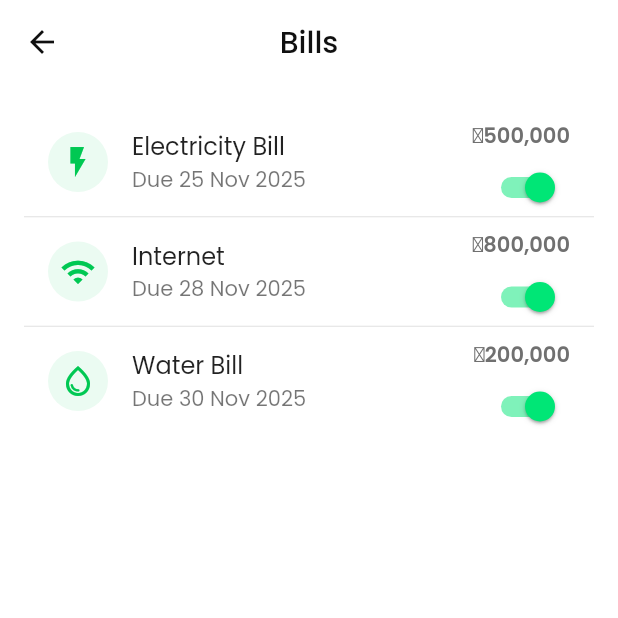
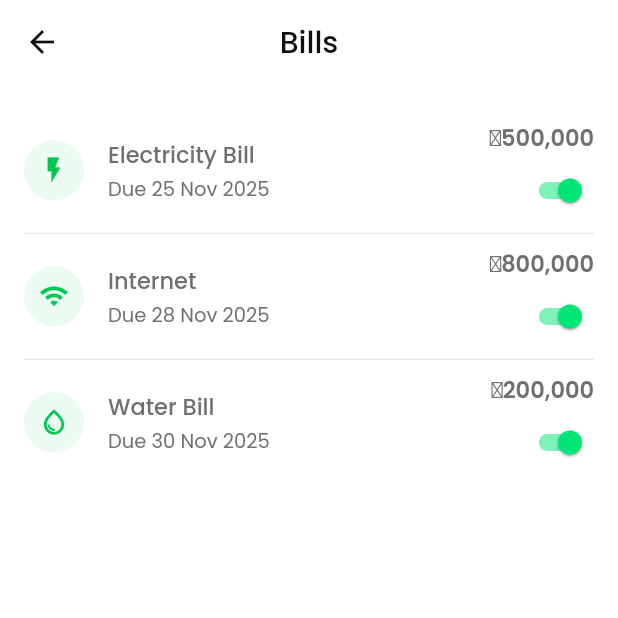
Before and after one commit to thuylanh04/money, a Flutter app: the BillsScreen screen opened by its route, on a phone screen of 412 x 824 dp, the top half of it. Run offline on Flutter 3.47's test engine with Material 3 defaults, Android fonts, the phone set to English and light mode, and no system bars; our stand-ins replace fl_chart, google_fonts, image_picker.

Commit message:
bottom overflow issue

```diff
--- a/lib/views/screens/bills_screen.dart
+++ b/lib/views/screens/bills_screen.dart
@@ -41,28 +41,57 @@ class _BillTileState extends State<_BillTile> {
 
   @override
   Widget build(BuildContext context) {
-    return ListTile(
-      leading: CircleAvatar(
+    return Container(
+      padding: const EdgeInsets.symmetric(vertical: 8),
+      child: Row(
+        crossAxisAlignment: CrossAxisAlignment.center,
+        children: [
+          // Icon
+          CircleAvatar(
             backgroundColor: AppTheme.primaryGreen.withOpacity(0.08),
-        child: Icon(widget.bill.icon, color: AppTheme.primaryGreen),
+            child: Icon(widget.bill.icon, color: AppTheme.primaryGreen, size: 20),
           ),
-      title: Text(widget.bill.name),
-      subtitle: Text('Due ${widget.bill.dueDate}'),
-      trailing: Column(
-        mainAxisAlignment: MainAxisAlignment.center,
+          const SizedBox(width: 16),
+          // Bill info
+          Expanded(
+            child: Column(
+              crossAxisAlignment: CrossAxisAlignment.start,
+              mainAxisSize: MainAxisSize.min,
+              children: [
+                Text(
+                  widget.bill.name,
+                  style: const TextStyle(fontSize: 15, fontWeight: FontWeight.w500),
+                ),
+                const SizedBox(height: 2),
+                Text(
+                  'Due ${widget.bill.dueDate}',
+                  style: const TextStyle(fontSize: 13, color: AppTheme.textSecondary),
+                ),
+              ],
+            ),
+          ),
+          // Amount and switch
+          Column(
+            mainAxisSize: MainAxisSize.min,
             crossAxisAlignment: CrossAxisAlignment.end,
             children: [
               Text(
                 widget.bill.amount,
-            style: const TextStyle(fontWeight: FontWeight.w600),
+                style: const TextStyle(fontWeight: FontWeight.w600, fontSize: 15),
               ),
               const SizedBox(height: 4),
-          Switch.adaptive(
+              Transform.scale(
+                scale: 0.8,
+                alignment: Alignment.centerRight,
+                child: Switch.adaptive(
                   value: _remind,
                   onChanged: (v) {
                     setState(() => _remind = v);
                   },
                   materialTapTargetSize: MaterialTapTargetSize.shrinkWrap,
+                ),
+              ),
+            ],
           ),
         ],
       ),
```
Lines whose indentation alone changed are shown as unchanged.
